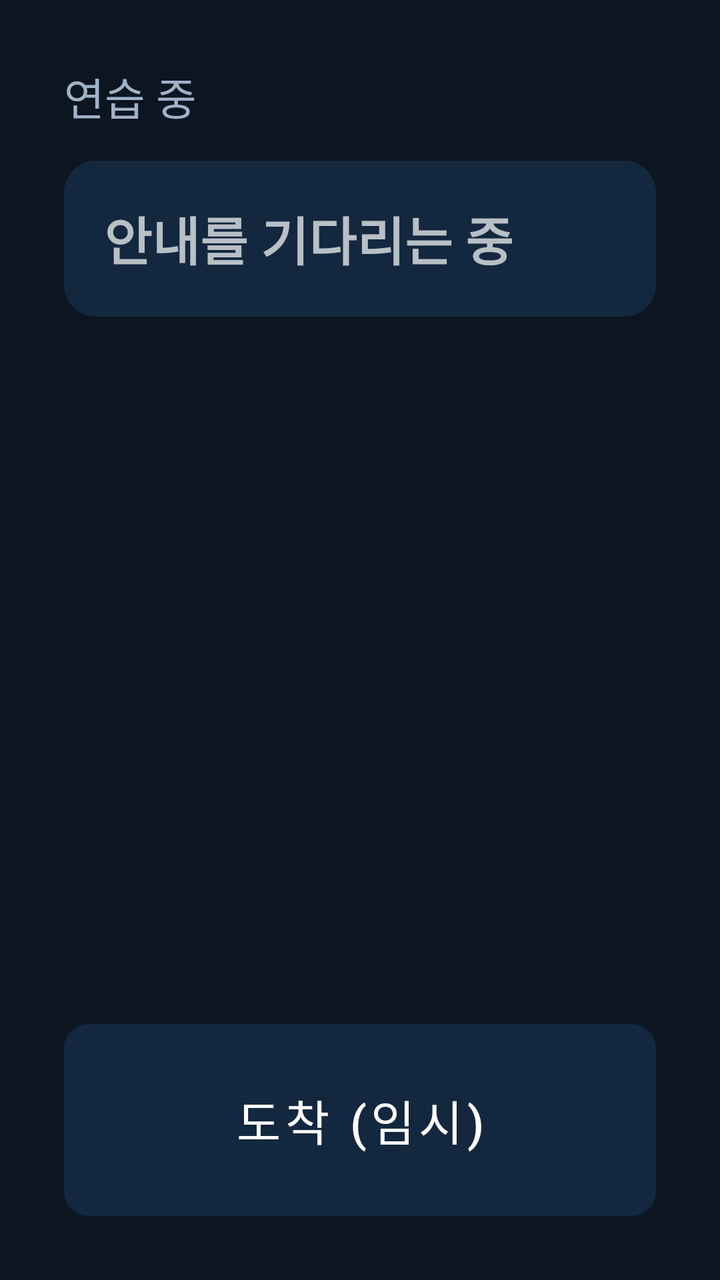
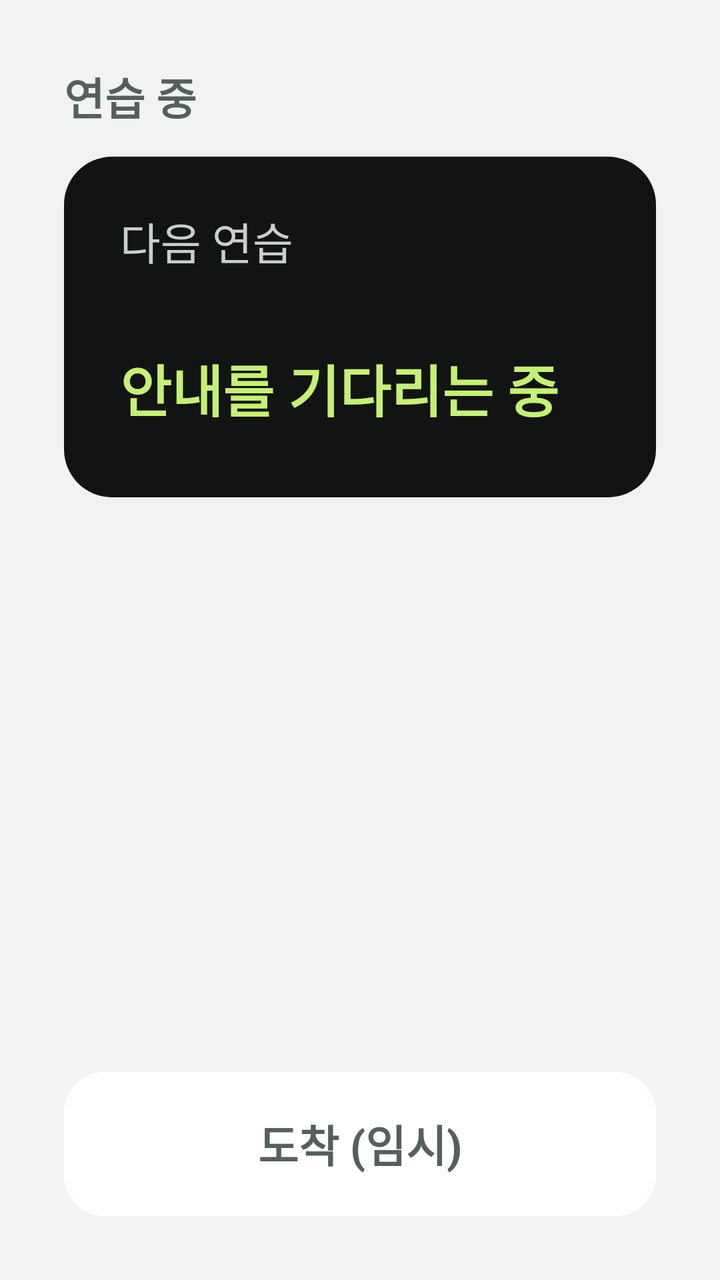

Compare the two renders of this Android layout. The source of the first and the diff that turns it into the second are given below.
<!-- AndroidManifest.xml: application theme Theme.Jeonunbochocar -->
<!-- res/layout/screen_drive.xml -->
<?xml version="1.0" encoding="utf-8"?>
<LinearLayout xmlns:android="http://schemas.android.com/apk/res/android"
    android:layout_width="match_parent"
    android:layout_height="match_parent"
    android:orientation="vertical"
    android:padding="32dp">

    <TextView
        android:id="@+id/driveCourse"
        android:layout_width="wrap_content"
        android:layout_height="wrap_content"
        android:text="연습 중"
        android:textColor="@color/jb_text_secondary"
        android:textSize="22sp" />

    
    <TextView
        android:id="@+id/practiceFar"
        android:layout_width="match_parent"
        android:layout_height="wrap_content"
        android:layout_marginTop="16dp"
        android:background="@drawable/bg_card"
        android:padding="20dp"
        android:text="안내를 기다리는 중"
        android:textSize="26sp"
        android:textStyle="bold" />

    
    <LinearLayout
        android:id="@+id/practiceCard"
        android:layout_width="match_parent"
        android:layout_height="wrap_content"
        android:layout_marginTop="16dp"
        android:background="@drawable/bg_level_card"
        android:orientation="vertical"
        android:padding="24dp"
        android:visibility="gone">

        <LinearLayout
            android:layout_width="match_parent"
            android:layout_height="wrap_content"
            android:gravity="bottom"
            android:orientation="horizontal">

            <TextView
                android:id="@+id/nextPoint"
                android:layout_width="0dp"
                android:layout_height="wrap_content"
                android:layout_weight="1"
                android:textSize="40sp"
                android:textStyle="bold" />

            <TextView
                android:id="@+id/nextDistance"
                android:layout_width="wrap_content"
                android:layout_height="wrap_content"
                android:layout_marginStart="16dp"
                android:textColor="@color/jb_accent_soft"
                android:textSize="40sp"
                android:textStyle="bold" />
        </LinearLayout>

        <TextView
            android:id="@+id/coachingText"
            android:layout_width="wrap_content"
            android:layout_height="wrap_content"
            android:layout_marginTop="12dp"
            android:lineSpacingExtra="8dp"
            android:textSize="28sp"
            android:textStyle="bold" />
    </LinearLayout>

    <LinearLayout
        android:id="@+id/lanePrepCard"
        android:layout_width="match_parent"
        android:layout_height="wrap_content"
        android:layout_marginTop="16dp"
        android:background="@drawable/bg_card"
        android:orientation="vertical"
        android:padding="24dp"
        android:visibility="gone">

        <TextView
            android:layout_width="wrap_content"
            android:layout_height="wrap_content"
            android:text="차선 준비"
            android:textColor="@color/jb_text_secondary"
            android:textSize="22sp" />

        <TextView
            android:id="@+id/lanePrepTurn"
            android:layout_width="wrap_content"
            android:layout_height="wrap_content"
            android:layout_marginTop="4dp"
            android:textSize="36sp"
            android:textStyle="bold" />

        <TextView
            android:id="@+id/lanePrepAdvice"
            android:layout_width="wrap_content"
            android:layout_height="wrap_content"
            android:layout_marginTop="4dp"
            android:textColor="@color/jb_accent_soft"
            android:textSize="26sp"
            android:textStyle="bold" />

        <TextView
            android:id="@+id/lanePrepSignal"
            android:layout_width="wrap_content"
            android:layout_height="wrap_content"
            android:layout_marginTop="4dp"
            android:textSize="26sp"
            android:textStyle="bold" />
    </LinearLayout>

    <Space
        android:layout_width="match_parent"
        android:layout_height="0dp"
        android:layout_weight="1" />

    <Button
        android:id="@+id/btnArrive"
        android:layout_width="match_parent"
        android:layout_height="96dp"
        android:text="도착 (임시)" />
</LinearLayout>
<!-- resources referenced by this layout -->
<resources>
  <color name="jb_accent_soft">#6FD8F2</color>
  <color name="jb_text_secondary">#9FB3C8</color>
  <!-- drawable bg_card (drawable) -->
  <?xml version="1.0" encoding="utf-8"?>
  <shape xmlns:android="http://schemas.android.com/apk/res/android">
      <solid android:color="@color/jb_card" />
      <corners android:radius="16dp" />
  </shape>
  <!-- drawable bg_level_card (drawable) -->
  <?xml version="1.0" encoding="utf-8"?>
  <shape xmlns:android="http://schemas.android.com/apk/res/android">
      <solid android:color="@color/jb_navy" />
      <corners android:radius="16dp" />
  </shape>
  <style name="Theme.Jeonunbochocar" parent="Theme.MaterialComponents.NoActionBar">
          <item name="colorPrimary">@color/jb_accent</item>
          <item name="colorPrimaryVariant">@color/jb_navy</item>
          <item name="colorOnPrimary">@color/jb_background</item>
          <item name="colorSecondary">@color/jb_accent</item>
          <item name="colorOnSecondary">@color/jb_background</item>
          <item name="android:windowBackground">@color/jb_background</item>
          <item name="android:statusBarColor">@color/jb_background</item>
          <item name="materialButtonStyle">@style/Jb.Button</item>
      </style>
  <color name="jb_card">#13283F</color>
  <color name="jb_navy">#002C5F</color>
  <color name="jb_accent">#00AAD2</color>
  <color name="jb_background">#0B1620</color>
  <style name="Jb.Button" parent="Widget.MaterialComponents.Button.UnelevatedButton">
          <item name="backgroundTint">@color/jb_card</item>
          <item name="android:textColor">@color/white</item>
          <item name="android:textSize">24sp</item>
          <item name="cornerRadius">12dp</item>
          <item name="android:insetTop">0dp</item>
          <item name="android:insetBottom">0dp</item>
      </style>
  <color name="white">#FFFFFFFF</color>
</resources>

<!-- the commit's change to res/layout/screen_drive.xml (unified diff, before → after) -->
@@ -7,120 +7,142 @@
 
     <TextView
         android:id="@+id/driveCourse"
-        android:layout_width="wrap_content"
-        android:layout_height="wrap_content"
-        android:text="연습 중"
-        android:textColor="@color/jb_text_secondary"
-        android:textSize="22sp" />
+        style="@style/Jb.Label"
+        android:text="연습 중" />
 
     
-    <TextView
+    <LinearLayout
         android:id="@+id/practiceFar"
         android:layout_width="match_parent"
         android:layout_height="wrap_content"
-        android:layout_marginTop="16dp"
-        android:background="@drawable/bg_card"
-        android:padding="20dp"
-        android:text="안내를 기다리는 중"
-        android:textSize="26sp"
-        android:textStyle="bold" />
+        android:layout_marginTop="14dp"
+        android:background="@drawable/bg_block"
+        android:backgroundTint="@color/jb_ink"
+        android:orientation="vertical"
+        android:paddingHorizontal="28dp"
+        android:paddingVertical="26dp">
+
+        <TextView
+            android:layout_width="wrap_content"
+            android:layout_height="wrap_content"
+            android:text="다음 연습"
+            android:textColor="@color/jb_on_ink_secondary"
+            android:textSize="22sp" />
+
+        <LinearLayout
+            android:layout_width="match_parent"
+            android:layout_height="wrap_content"
+            android:layout_marginTop="6dp"
+            android:orientation="horizontal">
+
+            <TextView
+                android:id="@+id/farTitle"
+                android:layout_width="0dp"
+                android:layout_height="wrap_content"
+                android:layout_weight="1"
+                android:text="안내를 기다리는 중"
+                android:textColor="@color/jb_lime"
+                android:textSize="28sp"
+                android:textStyle="bold" />
+
+            <TextView
+                android:id="@+id/farDistance"
+                android:layout_width="wrap_content"
+                android:layout_height="wrap_content"
+                android:layout_marginStart="16dp"
+                android:textColor="@color/jb_on_ink"
+                android:textSize="60sp"
+                android:textStyle="bold" />
+        </LinearLayout>
+    </LinearLayout>
 
     
     <LinearLayout
         android:id="@+id/practiceCard"
         android:layout_width="match_parent"
         android:layout_height="wrap_content"
-        android:layout_marginTop="16dp"
-        android:background="@drawable/bg_level_card"
+        android:background="@drawable/bg_block"
+        android:backgroundTint="@color/jb_lime"
         android:orientation="vertical"
-        android:padding="24dp"
+        android:padding="28dp"
         android:visibility="gone">
 
+        <TextView
+            android:id="@+id/nearCourse"
+            style="@style/Jb.OnBlock" />
+
         <LinearLayout
-            android:layout_width="match_parent"
+            android:layout_width="wrap_content"
             android:layout_height="wrap_content"
-            android:gravity="bottom"
             android:orientation="horizontal">
 
             <TextView
-                android:id="@+id/nextPoint"
-                android:layout_width="0dp"
-                android:layout_height="wrap_content"
-                android:layout_weight="1"
-                android:textSize="40sp"
-                android:textStyle="bold" />
+                android:id="@+id/nextDistance"
+                style="@style/Jb.OnBlock"
+                android:includeFontPadding="false"
+                android:letterSpacing="-0.06"
+                android:textSize="200sp" />
 
             <TextView
-                android:id="@+id/nextDistance"
-                android:layout_width="wrap_content"
-                android:layout_height="wrap_content"
-                android:layout_marginStart="16dp"
-                android:textColor="@color/jb_accent_soft"
-                android:textSize="40sp"
-                android:textStyle="bold" />
+                android:id="@+id/nextUnit"
+                style="@style/Jb.OnBlock"
+                android:layout_marginStart="8dp"
+                android:textSize="64sp" />
         </LinearLayout>
 
         <TextView
-            android:id="@+id/coachingText"
-            android:layout_width="wrap_content"
+            android:id="@+id/nextPoint"
+            style="@style/Jb.OnBlock"
+            android:layout_marginBottom="12dp"
+            android:textSize="60sp" />
+
+        <LinearLayout
+            android:id="@+id/coachRows"
+            android:layout_width="match_parent"
             android:layout_height="wrap_content"
-            android:layout_marginTop="12dp"
-            android:lineSpacingExtra="8dp"
-            android:textSize="28sp"
-            android:textStyle="bold" />
+            android:orientation="vertical" />
     </LinearLayout>
+
+    <Space style="@style/Jb.Fill" />
 
     <LinearLayout
         android:id="@+id/lanePrepCard"
         android:layout_width="match_parent"
         android:layout_height="wrap_content"
-        android:layout_marginTop="16dp"
-        android:background="@drawable/bg_card"
+        android:layout_marginTop="14dp"
+        android:background="@drawable/bg_block"
+        android:backgroundTint="@color/jb_sky"
         android:orientation="vertical"
-        android:padding="24dp"
+        android:paddingHorizontal="28dp"
+        android:paddingVertical="24dp"
         android:visibility="gone">
 
         <TextView
-            android:layout_width="wrap_content"
-            android:layout_height="wrap_content"
-            android:text="차선 준비"
-            android:textColor="@color/jb_text_secondary"
-            android:textSize="22sp" />
+            style="@style/Jb.OnBlock"
+            android:text="차선 준비" />
 
         <TextView
             android:id="@+id/lanePrepTurn"
-            android:layout_width="wrap_content"
-            android:layout_height="wrap_content"
-            android:layout_marginTop="4dp"
-            android:textSize="36sp"
-            android:textStyle="bold" />
+            style="@style/Jb.OnBlock"
+            android:layout_marginTop="6dp"
+            android:textSize="36sp" />
 
         <TextView
             android:id="@+id/lanePrepAdvice"
-            android:layout_width="wrap_content"
-            android:layout_height="wrap_content"
-            android:layout_marginTop="4dp"
-            android:textColor="@color/jb_accent_soft"
-            android:textSize="26sp"
-            android:textStyle="bold" />
+            style="@style/Jb.OnBlock"
+            android:textSize="24sp" />
 
         <TextView
             android:id="@+id/lanePrepSignal"
-            android:layout_width="wrap_content"
-            android:layout_height="wrap_content"
-            android:layout_marginTop="4dp"
-            android:textSize="26sp"
-            android:textStyle="bold" />
+            style="@style/Jb.OnBlock"
+            android:textSize="24sp" />
     </LinearLayout>
-
-    <Space
-        android:layout_width="match_parent"
-        android:layout_height="0dp"
-        android:layout_weight="1" />
 
     <Button
         android:id="@+id/btnArrive"
         android:layout_width="match_parent"
-        android:layout_height="96dp"
-        android:text="도착 (임시)" />
+        android:layout_height="72dp"
+        android:layout_marginTop="14dp"
+        android:text="도착 (임시)"
+        android:textColor="@color/jb_text_secondary" />
 </LinearLayout>
<!-- resource entries referenced after the edit -->
@@ -1,41 +1,66 @@
 <!-- resources referenced by this layout -->
 <resources>
-  <color name="jb_accent_soft">#6FD8F2</color>
-  <color name="jb_text_secondary">#9FB3C8</color>
-  <!-- drawable bg_card (drawable) -->
+  <color name="jb_ink">#111413</color>
+  <color name="jb_lime">#C6F073</color>
+  <color name="jb_on_ink">#F1F3F2</color>
+  <color name="jb_on_ink_secondary">#C9CFCC</color>
+  <color name="jb_sky">#A2E6FF</color>
+  <color name="jb_text_secondary">#56605B</color>
+  <!-- drawable bg_block (drawable) -->
   <?xml version="1.0" encoding="utf-8"?>
   <shape xmlns:android="http://schemas.android.com/apk/res/android">
-      <solid android:color="@color/jb_card" />
-      <corners android:radius="16dp" />
+      <solid android:color="@color/white" />
+      <corners android:radius="24dp" />
   </shape>
-  <!-- drawable bg_level_card (drawable) -->
-  <?xml version="1.0" encoding="utf-8"?>
-  <shape xmlns:android="http://schemas.android.com/apk/res/android">
-      <solid android:color="@color/jb_navy" />
-      <corners android:radius="16dp" />
-  </shape>
-  <style name="Theme.Jeonunbochocar" parent="Theme.MaterialComponents.NoActionBar">
-          <item name="colorPrimary">@color/jb_accent</item>
-          <item name="colorPrimaryVariant">@color/jb_navy</item>
-          <item name="colorOnPrimary">@color/jb_background</item>
-          <item name="colorSecondary">@color/jb_accent</item>
-          <item name="colorOnSecondary">@color/jb_background</item>
+  <style name="Jb.Fill" parent="">
+          <item name="android:layout_width">match_parent</item>
+          <item name="android:layout_height">0dp</item>
+          <item name="android:layout_weight">1</item>
+      </style>
+  <style name="Jb.Label" parent="">
+          <item name="android:layout_width">wrap_content</item>
+          <item name="android:layout_height">wrap_content</item>
+          <item name="android:textColor">@color/jb_text_secondary</item>
+          <item name="android:textSize">22sp</item>
+          <item name="android:textStyle">bold</item>
+      </style>
+  <style name="Jb.OnBlock" parent="">
+          <item name="android:layout_width">wrap_content</item>
+          <item name="android:layout_height">wrap_content</item>
+          <item name="android:textColor">@color/jb_on_block</item>
+          <item name="android:textSize">22sp</item>
+          <item name="android:textStyle">bold</item>
+      </style>
+  <style name="Theme.Jeonunbochocar" parent="Theme.MaterialComponents.DayNight.NoActionBar">
+          <item name="colorPrimary">@color/jb_primary</item>
+          <item name="colorPrimaryVariant">@color/jb_primary</item>
+          <item name="colorOnPrimary">@color/jb_on_primary</item>
+          <item name="colorSecondary">@color/jb_primary</item>
+          <item name="colorOnSecondary">@color/jb_on_primary</item>
+          <item name="android:textColorPrimary">@color/jb_text</item>
+          <item name="android:textColorSecondary">@color/jb_text_secondary</item>
           <item name="android:windowBackground">@color/jb_background</item>
           <item name="android:statusBarColor">@color/jb_background</item>
+          <item name="android:windowLightStatusBar">@bool/jb_light_bars</item>
           <item name="materialButtonStyle">@style/Jb.Button</item>
       </style>
-  <color name="jb_card">#13283F</color>
-  <color name="jb_navy">#002C5F</color>
-  <color name="jb_accent">#00AAD2</color>
-  <color name="jb_background">#0B1620</color>
+  <color name="jb_background">#F1F3F2</color>
   <style name="Jb.Button" parent="Widget.MaterialComponents.Button.UnelevatedButton">
-          <item name="backgroundTint">@color/jb_card</item>
-          <item name="android:textColor">@color/white</item>
-          <item name="android:textSize">24sp</item>
-          <item name="cornerRadius">12dp</item>
+          <item name="backgroundTint">@color/jb_surface</item>
+          <item name="android:textColor">@color/jb_text</item>
+          <item name="android:textSize">22sp</item>
+          <item name="android:textStyle">bold</item>
+          <item name="android:textAllCaps">false</item>
+          <item name="android:letterSpacing">0</item>
+          <item name="cornerRadius">20dp</item>
           <item name="android:insetTop">0dp</item>
           <item name="android:insetBottom">0dp</item>
       </style>
+  <color name="jb_surface">#FFFFFF</color>
   <color name="white">#FFFFFFFF</color>
+  <color name="jb_on_block">#111413</color>
+  <color name="jb_primary">#111413</color>
+  <color name="jb_on_primary">#F1F3F2</color>
+  <color name="jb_text">#111413</color>
 </resources>
 
